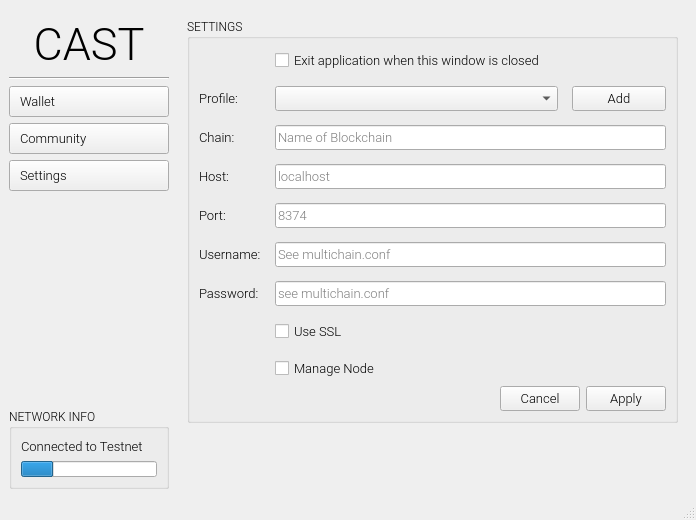
coblo/gui-demo, file app/ui/proto.ui: the form before one commit.
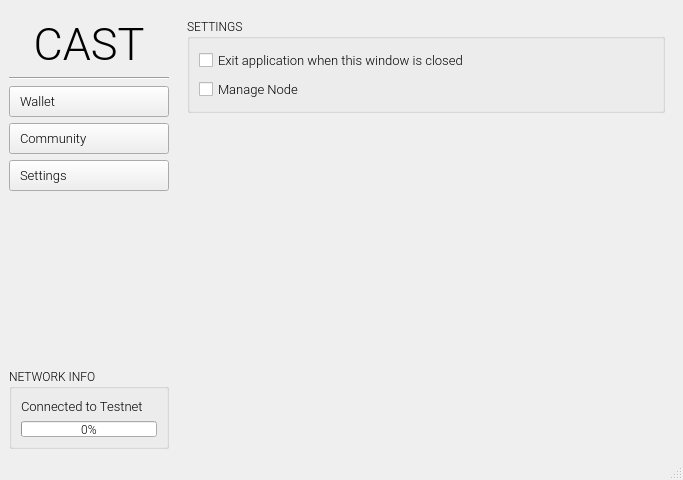
The form after the commit. Icons and pictures are not drawn.

Commit message: Basic local node process management

```diff
--- a/app/ui/proto.ui
+++ b/app/ui/proto.ui
@@ -9,8 +9,8 @@
    <rect>
     <x>0</x>
     <y>0</y>
-    <width>696</width>
-    <height>520</height>
+    <width>683</width>
+    <height>480</height>
    </rect>
   </property>
   <property name="minimumSize">
@@ -277,10 +277,10 @@
              </size>
             </property>
             <property name="value">
-             <number>24</number>
+             <number>0</number>
             </property>
             <property name="textVisible">
-             <bool>false</bool>
+             <bool>true</bool>
             </property>
             <property name="invertedAppearance">
              <bool>false</bool>
@@ -934,276 +934,28 @@
             <number>10</number>
            </property>
            <item>
-            <layout class="QFormLayout" name="layout_form">
-             <property name="horizontalSpacing">
-              <number>14</number>
+            <widget class="QCheckBox" name="check_box_exit_on_close">
+             <property name="font">
+              <font>
+               <family>Roboto Light</family>
+               <pointsize>10</pointsize>
+              </font>
              </property>
-             <property name="verticalSpacing">
-              <number>14</number>
+             <property name="text">
+              <string>Exit application when this window is closed</string>
              </property>
-             <property name="leftMargin">
-              <number>0</number>
-             </property>
-             <item row="2" column="0">
-              <widget class="QLabel" name="label_8">
-               <property name="font">
-                <font>
-                 <family>Roboto Light</family>
-                 <pointsize>10</pointsize>
-                </font>
-               </property>
-               <property name="text">
-                <string>Profile:</string>
-               </property>
-              </widget>
-             </item>
-             <item row="2" column="1">
-              <layout class="QHBoxLayout" name="layout_profile" stretch="6,2">
-               <item>
-                <widget class="QComboBox" name="combo_profile">
-                 <property name="font">
-                  <font>
-                   <family>Roboto Light</family>
-                   <pointsize>10</pointsize>
-                  </font>
-                 </property>
-                </widget>
-               </item>
-               <item>
-                <widget class="QPushButton" name="btn_profile_add">
-                 <property name="font">
-                  <font>
-                   <family>Roboto Light</family>
-                   <pointsize>10</pointsize>
-                  </font>
-                 </property>
-                 <property name="text">
-                  <string>Add</string>
-                 </property>
-                </widget>
-               </item>
-              </layout>
-             </item>
-             <item row="3" column="0">
-              <widget class="QLabel" name="label_chain">
-               <property name="font">
-                <font>
-                 <family>Roboto Light</family>
-                 <pointsize>10</pointsize>
-                </font>
-               </property>
-               <property name="text">
-                <string>Chain:</string>
-               </property>
-               <property name="buddy">
-                <cstring>edit_chain</cstring>
-               </property>
-              </widget>
-             </item>
-             <item row="3" column="1">
-              <widget class="QLineEdit" name="edit_chain">
-               <property name="font">
-                <font>
-                 <family>Roboto Light</family>
-                 <pointsize>10</pointsize>
-                </font>
-               </property>
-               <property name="placeholderText">
-                <string>Name of Blockchain</string>
-               </property>
-               <property name="clearButtonEnabled">
-                <bool>true</bool>
-               </property>
-              </widget>
-             </item>
-             <item row="4" column="0">
-              <widget class="QLabel" name="label_host">
-               <property name="font">
-                <font>
-                 <family>Roboto Light</family>
-                 <pointsize>10</pointsize>
-                </font>
-               </property>
-               <property name="text">
-                <string>Host:</string>
-               </property>
-               <property name="buddy">
-                <cstring>edit_host</cstring>
-               </property>
-              </widget>
-             </item>
-             <item row="4" column="1">
-              <widget class="QLineEdit" name="edit_host">
-               <property name="font">
-                <font>
-                 <family>Roboto Light</family>
-                 <pointsize>10</pointsize>
-                </font>
-               </property>
-               <property name="whatsThis">
-                <string>IP-address or hostname of blockchain node.</string>
-               </property>
-               <property name="placeholderText">
-                <string>localhost</string>
-               </property>
-               <property name="clearButtonEnabled">
-                <bool>true</bool>
-               </property>
-              </widget>
-             </item>
-             <item row="5" column="0">
-              <widget class="QLabel" name="label_port">
-               <property name="font">
-                <font>
-                 <family>Roboto Light</family>
-                 <pointsize>10</pointsize>
-                </font>
-               </property>
-               <property name="text">
-                <string>Port:</string>
-               </property>
-               <property name="buddy">
-                <cstring>edit_port</cstring>
-               </property>
-              </widget>
-             </item>
-             <item row="5" column="1">
-              <widget class="QLineEdit" name="edit_port">
-               <property name="font">
-                <font>
-                 <family>Roboto Light</family>
-                 <pointsize>10</pointsize>
-                </font>
-               </property>
-               <property name="placeholderText">
-                <string>8374</string>
-               </property>
-               <property name="clearButtonEnabled">
-                <bool>true</bool>
-               </property>
-              </widget>
-             </item>
-             <item row="6" column="0">
-              <widget class="QLabel" name="label_rpc_user">
-               <property name="font">
-                <font>
-                 <family>Roboto Light</family>
-                 <pointsize>10</pointsize>
-                </font>
-               </property>
-               <property name="text">
-                <string>Username:</string>
-               </property>
-               <property name="buddy">
-                <cstring>edit_rpc_user</cstring>
-               </property>
-              </widget>
-             </item>
-             <item row="6" column="1">
-              <widget class="QLineEdit" name="edit_rpc_user">
-               <property name="font">
-                <font>
-                 <family>Roboto Light</family>
-                 <pointsize>10</pointsize>
-                </font>
-               </property>
-               <property name="placeholderText">
-                <string>See multichain.conf</string>
-               </property>
-               <property name="clearButtonEnabled">
-                <bool>true</bool>
-               </property>
-              </widget>
-             </item>
-             <item row="7" column="0">
-              <widget class="QLabel" name="label_rpc_password">
-               <property name="font">
-                <font>
-                 <family>Roboto Light</family>
-                 <pointsize>10</pointsize>
-                </font>
-               </property>
-               <property name="text">
-                <string>Password:</string>
-               </property>
-               <property name="buddy">
-                <cstring>edit_rpc_password</cstring>
-               </property>
-              </widget>
-             </item>
-             <item row="7" column="1">
-              <widget class="QLineEdit" name="edit_rpc_password">
-               <property name="font">
-                <font>
-                 <family>Roboto Light</family>
-                 <pointsize>10</pointsize>
-                </font>
-               </property>
-               <property name="echoMode">
-                <enum>QLineEdit::Password</enum>
-               </property>
-               <property name="placeholderText">
-                <string>see multichain.conf</string>
-               </property>
-               <property name="clearButtonEnabled">
-                <bool>true</bool>
-               </property>
-              </widget>
-             </item>
-             <item row="8" column="1">
-              <widget class="QCheckBox" name="check_box_use_ssl">
-               <property name="font">
-                <font>
-                 <family>Roboto Light</family>
-                 <pointsize>10</pointsize>
-                </font>
-               </property>
-               <property name="text">
-                <string>Use SSL</string>
-               </property>
-              </widget>
-             </item>
-             <item row="9" column="1">
-              <widget class="QCheckBox" name="check_manage_node">
-               <property name="font">
-                <font>
-                 <family>Roboto Light</family>
-                 <pointsize>10</pointsize>
-                </font>
-               </property>
-               <property name="text">
-                <string>Manage Node</string>
-               </property>
-              </widget>
-             </item>
-             <item row="1" column="1">
-              <widget class="QCheckBox" name="check_box_exit_on_close">
-               <property name="font">
-                <font>
-                 <family>Roboto Light</family>
-                 <pointsize>10</pointsize>
-                </font>
-               </property>
-               <property name="text">
-                <string>Exit application when this window is closed</string>
-               </property>
-              </widget>
-             </item>
-            </layout>
+            </widget>
            </item>
            <item>
-            <widget class="QDialogButtonBox" name="button_box">
+            <widget class="QCheckBox" name="check_manage_node">
              <property name="font">
               <font>
                <family>Roboto Light</family>
                <pointsize>10</pointsize>
               </font>
              </property>
-             <property name="orientation">
-              <enum>Qt::Horizontal</enum>
-             </property>
-             <property name="standardButtons">
-              <set>QDialogButtonBox::Apply|QDialogButtonBox::Cancel</set>
+             <property name="text">
+              <string>Manage Node</string>
              </property>
             </widget>
            </item>
```
Left out of the diff: 2 changed lines with no effect on the pictures. The commit also changes 7 other files.
